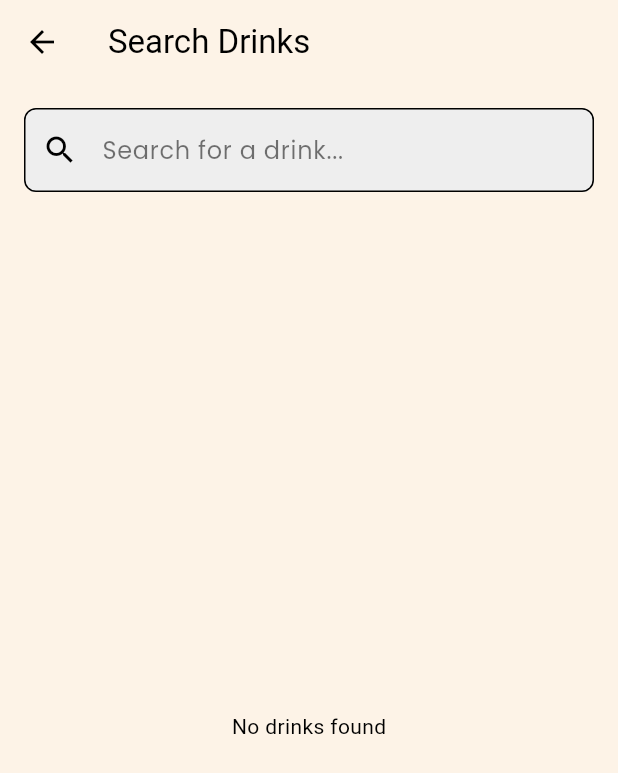
After one commit to seena-kab/CupCompanion, a Flutter app: the SearchScreen screen opened directly, on a phone screen of 412 x 824 dp. The commit adds this screen. Shown: the top 773 px of the screen. Run offline on Flutter 3.47's test engine with Material 3 defaults, Android fonts, the phone set to English and light mode, and no system bars; our stand-ins replace cloud_firestore, firebase_auth, firebase_core, firebase_database, firebase_storage, geolocator and 5 more; accounts and stored records are empty.

Commit message:
search bar and some more reccomdentations code

```diff
--- a/cup_companion/lib/screens/events_screen.dart
+++ b/cup_companion/lib/screens/events_screen.dart
@@ -18,7 +18,7 @@ class EventsScreenState extends State<EventScreen> {
         centerTitle: true,
         automaticallyImplyLeading: false,
       ),
-      backgroundColor: const Color(0xFFFBE6B2), // Set the background color to amber
+      backgroundColor: const Color(0xFFFBE6B2), // Set the background color to our color
       body: Center(
         child: Padding(
           padding: const EdgeInsets.all(16.0),
--- /dev/null
+++ b/cup_companion/lib/screens/search_screen.dart
@@ -0,0 +1,97 @@
+import 'package:flutter/material.dart';
+import 'package:cloud_firestore/cloud_firestore.dart';
+import 'package:google_fonts/google_fonts.dart';
+
+class SearchScreen extends StatefulWidget {
+  @override
+  _SearchScreenState createState() => _SearchScreenState();
+}
+
+class _SearchScreenState extends State<SearchScreen> {
+  String searchQuery = ''; // For tracking the search query
+  final TextEditingController _searchController = TextEditingController();
+
+  // Query the drinks collection from Firebase Firestore
+  Future<List<Map<String, dynamic>>> searchDrinks(String query) async {
+    final firestoreInstance = FirebaseFirestore.instance;
+
+    // Query the 'drinks' collection where the drink name contains the search query (case insensitive)
+    QuerySnapshot snapshot = await firestoreInstance
+        .collection('drinks')
+        .where('name', isGreaterThanOrEqualTo: query)
+        .where('name', isLessThanOrEqualTo: query + '\uf8ff')
+        .get();
+
+    return snapshot.docs.map((doc) => doc.data() as Map<String, dynamic>).toList();
+  }
+
+  @override
+  Widget build(BuildContext context) {
+    return Scaffold(
+      appBar: AppBar(
+        title: Text('Search Drinks'),
+      ),
+      body: Column(
+        children: [
+          // Search Bar
+          Padding(
+            padding: const EdgeInsets.all(16.0),
+            child: TextField(
+              controller: _searchController,
+              onChanged: (value) {
+                setState(() {
+                  searchQuery = value;
+                });
+              },
+              decoration: InputDecoration(
+                filled: true,
+                fillColor: Colors.grey[200],
+                hintText: 'Search for a drink...',
+                prefixIcon: Icon(Icons.search),
+                border: OutlineInputBorder(
+                  borderRadius: BorderRadius.circular(30),
+                  borderSide: BorderSide.none,
+                ),
+              ),
+              style: GoogleFonts.poppins(
+                color: Colors.black,
+              ),
+            ),
+          ),
+
+          // Displaying search results
+          Expanded(
+            child: FutureBuilder<List<Map<String, dynamic>>>(
+              future: searchDrinks(searchQuery),
+              builder: (context, snapshot) {
+                if (snapshot.connectionState == ConnectionState.waiting) {
+                  return Center(child: CircularProgressIndicator());
+                }
+                if (snapshot.hasError) {
+                  return Center(child: Text('Error: ${snapshot.error}'));
+                }
+                if (!snapshot.hasData || snapshot.data!.isEmpty) {
+                  return Center(child: Text('No drinks found'));
+                }
+
+                // List of search results
+                final drinks = snapshot.data!;
+                return ListView.builder(
+                  itemCount: drinks.length,
+                  itemBuilder: (context, index) {
+                    final drink = drinks[index];
+                    return ListTile(
+                      leading: Icon(Icons.local_drink),
+                      title: Text(drink['name']),
+                      subtitle: Text('Price: \$${drink['price']}'),
+                    );
+                  },
+                );
+              },
+            ),
+          ),
+        ],
+      ),
+    );
+  }
+}
```
Also changed, not shown: cup_companion/lib/screens/home_screen.dart (+31 -76 lines), cup_companion/lib/services/reccomendations.dart (added, +72 -0 lines).
